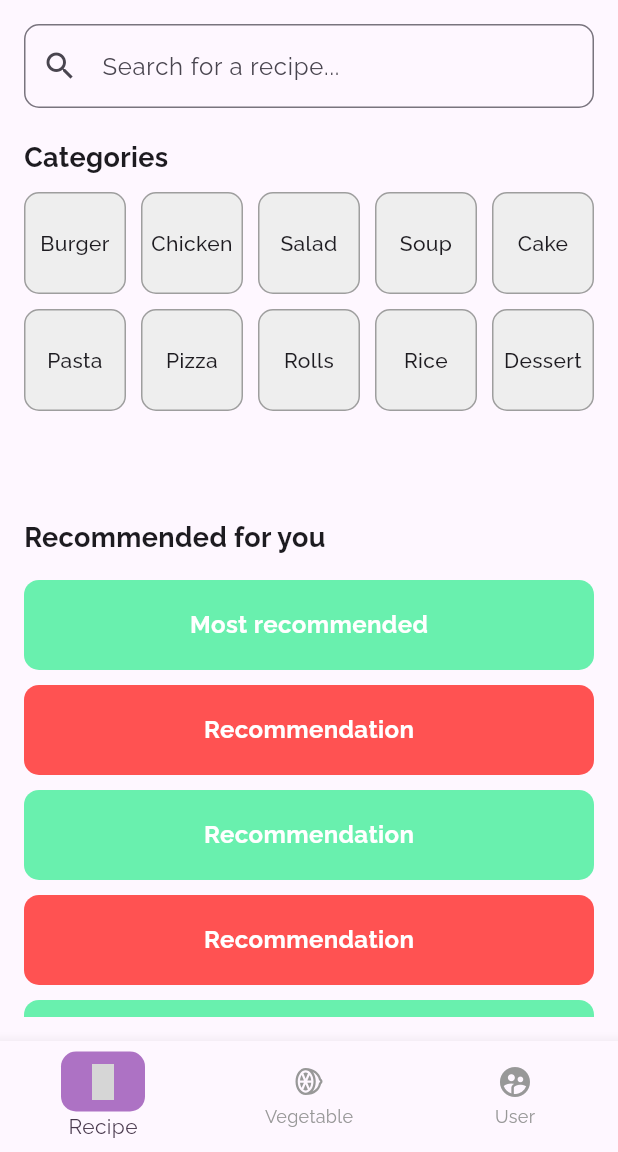
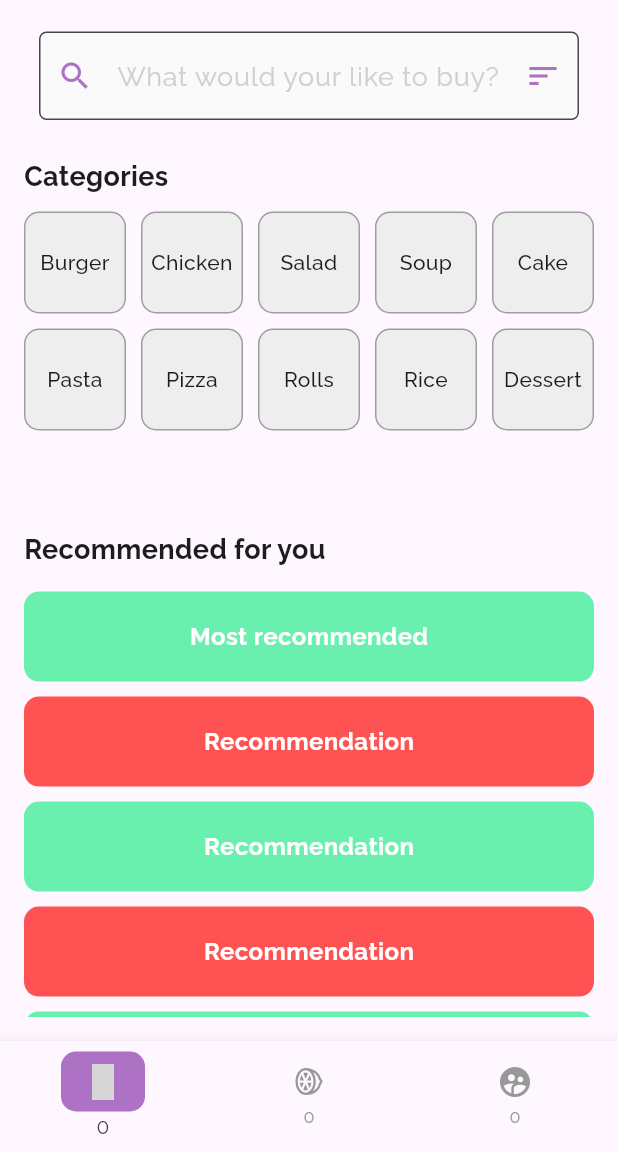
Before and after one commit to ahaandesai27/Inheritance-2024-mars, a Flutter app: the RecipePage screen opened by its route, on a phone screen of 412 x 824 dp, the part 84-1236 px from its top. Run offline on Flutter 3.47's test engine with Material 3 defaults, Android fonts, the light colour scheme and no system bars; our stand-ins replace flutter_material_design_icons, google_fonts, line_awesome_flutter; network calls fail; grey boxes are pictures that could not be loaded.

Commit message:
`Added Searchbar widget to RecipePage and modified Navbar widget to print navigation index changes.`

```diff
--- a/app/lib/pages/recipepage.dart
+++ b/app/lib/pages/recipepage.dart
@@ -1,4 +1,5 @@
 import 'package:app/widgets/navbar.dart';
+import 'package:app/widgets/searchbar.dart';
 import 'package:flutter/material.dart';
 import 'package:google_fonts/google_fonts.dart';
 
@@ -29,15 +30,7 @@ class RecipePage extends StatelessWidget {
           crossAxisAlignment: CrossAxisAlignment.start,
           children: [
             // Search Bar
-            TextField(
-              decoration: InputDecoration(
-                hintText: 'Search for a recipe...',
-                prefixIcon: Icon(Icons.search),
-                border: OutlineInputBorder(
-                  borderRadius: BorderRadius.circular(10.0),
-                ),
-              ),
-            ),
+            Searchbar(),
             const SizedBox(height: 20),
 
             // Categories Section
--- a/app/lib/widgets/navbar.dart
+++ b/app/lib/widgets/navbar.dart
@@ -13,17 +13,20 @@ class Navbar extends StatefulWidget {
 }
 
 class _NavbarState extends State<Navbar> {
-  int _curIn = 0;
+  int get _curIn {
+    final String? currentRoute = ModalRoute.of(context)!.settings.name;
+    return _routes.indexOf(currentRoute ?? _routes[0]);
+  }
+
   final List<String> _routes = [
     MyRoutes.recipeRoute,
     MyRoutes.vegetableRoute,
-    MyRoutes.userRoute
+    MyRoutes.userRoute,
   ];
   void _onItemTapped(int index) {
-    setState(() {
-      _curIn = index;
-    });
-    Navigator.pushNamed(context, _routes[index]);
+    print('OIndex: $_curIn');
+    Navigator.pushReplacementNamed(context, _routes[index]);
+    print('NIndex: $_curIn');
   }
 
   @override
@@ -33,9 +36,10 @@ class _NavbarState extends State<Navbar> {
       onTap: _onItemTapped,
       type: BottomNavigationBarType.fixed,
       items: [
-        _buildBottomNavigationBarItem(MdiIcons.food, 'Recipe', 0),
-        _buildBottomNavigationBarItem(LineAwesomeIcons.lemon, 'Vegetable', 1),
-        _buildBottomNavigationBarItem(Icons.supervised_user_circle, 'User', 2),
+        _buildBottomNavigationBarItem(MdiIcons.food, '$_curIn', 0),
+        _buildBottomNavigationBarItem(LineAwesomeIcons.lemon, '$_curIn', 1),
+        _buildBottomNavigationBarItem(
+            Icons.supervised_user_circle, '$_curIn', 2),
       ],
       selectedItemColor: const Color.fromARGB(255, 70, 54, 74),
       unselectedItemColor: const Color.fromARGB(255, 152, 152, 152),
--- /dev/null
+++ b/app/lib/widgets/searchbar.dart
@@ -0,0 +1,95 @@
+import 'dart:convert';
+import 'package:flutter/material.dart';
+import 'package:http/http.dart' as http;
+
+class Searchbar extends StatefulWidget {
+  const Searchbar({super.key});
+
+  @override
+  State<Searchbar> createState() => _SearchbarState();
+}
+
+class _SearchbarState extends State<Searchbar> {
+  List recipes = [];
+  String searchQuery = '';
+  @override
+  void initState() {
+    super.initState();
+    fetchRecipes();
+  }
+
+  Future<void> fetchRecipes({String query = ''}) async {
+    final endpoint = query.isEmpty
+        ? 'http://localhost:4000/api/recipes'
+        : 'http://localhost:4000/api/recipes?search=$query';
+    try {
+      final response = await http.get(Uri.parse(endpoint));
+      if (response.statusCode == 200) {
+        setState(() {
+          recipes = json.decode(response.body);
+        });
+      } else {
+        throw Exception('Failed to load recipes');
+      }
+    } catch (e) {
+      print('Error fetching recipes: $e');
+    }
+  }
+
+  @override
+  Widget build(BuildContext context) {
+    return Padding(
+      padding: EdgeInsets.only(left: 10, top: 5, right: 10, bottom: 5),
+      child: Column(
+        children: [
+          TextField(
+            decoration: InputDecoration(
+              border: OutlineInputBorder(
+                borderRadius: BorderRadius.all(Radius.circular(5.0)),
+                borderSide: BorderSide(
+                  width: 0,
+                  color: Color.fromARGB(255, 173, 114, 196),
+                  style: BorderStyle.none,
+                ),
+              ),
+              filled: true,
+              prefixIcon: Icon(
+                Icons.search,
+                color: Color.fromARGB(255, 173, 114, 196),
+              ),
+              fillColor: Color(0xFFFAFAFA),
+              suffixIcon: Icon(
+                Icons.sort,
+                color: Color.fromARGB(255, 173, 114, 196),
+              ),
+              hintStyle: new TextStyle(color: Color(0xFFd0cece), fontSize: 18),
+              hintText: "What would your like to buy?",
+            ),
+            /*onChanged: (value) {
+              setState(() {
+                searchQuery = value;
+              });
+              fetchRecipes(query: value);
+            },*/
+          ),
+          //SizedBox(height: 10),
+          /*Expanded(
+              child: recipes.isEmpty
+                  ? Center(child: Text('No recipes found'))
+                  : ListView.builder(
+                      itemCount: recipes.length,
+                      itemBuilder: (context, index) {
+                        final recipe = recipes[index];
+                        return ListTile(
+                          title: Text(recipe['translatedRecipeName']),
+                          subtitle: Text('Cuisine: ${recipe['cuisine']}'),
+                          leading: recipe['imageUrl'] != null
+                              ? Image.network(recipe['imageUrl'], width: 50)
+                              : Icon(Icons.fastfood),
+                        );
+                      }))*/
+        ],
+      ),
+    );
+  }
+}
```
